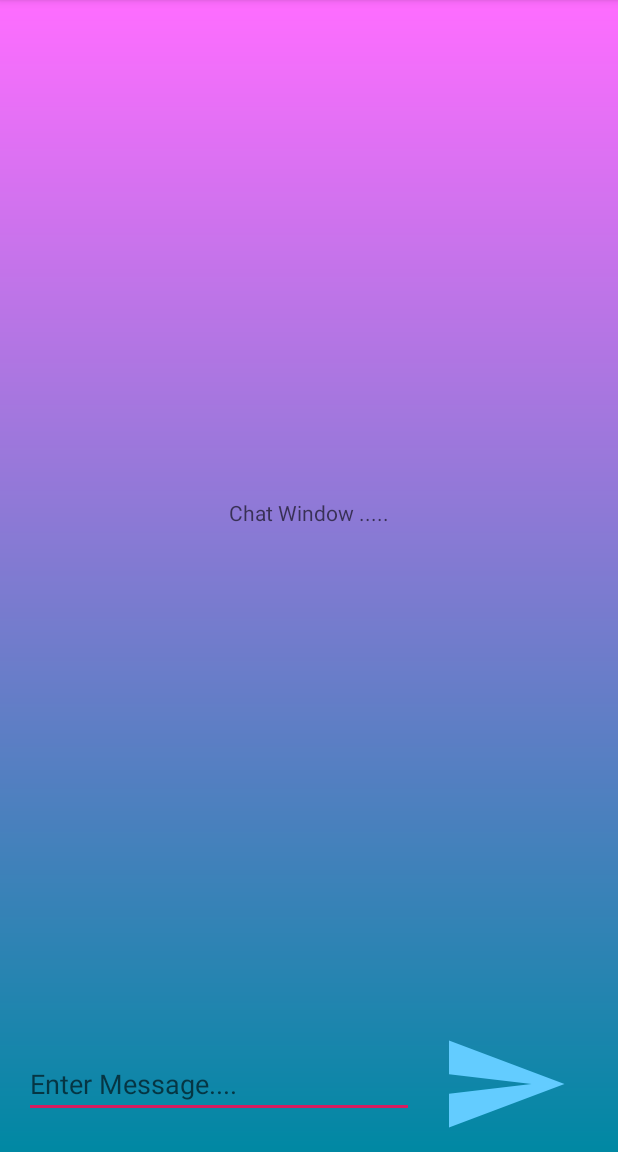
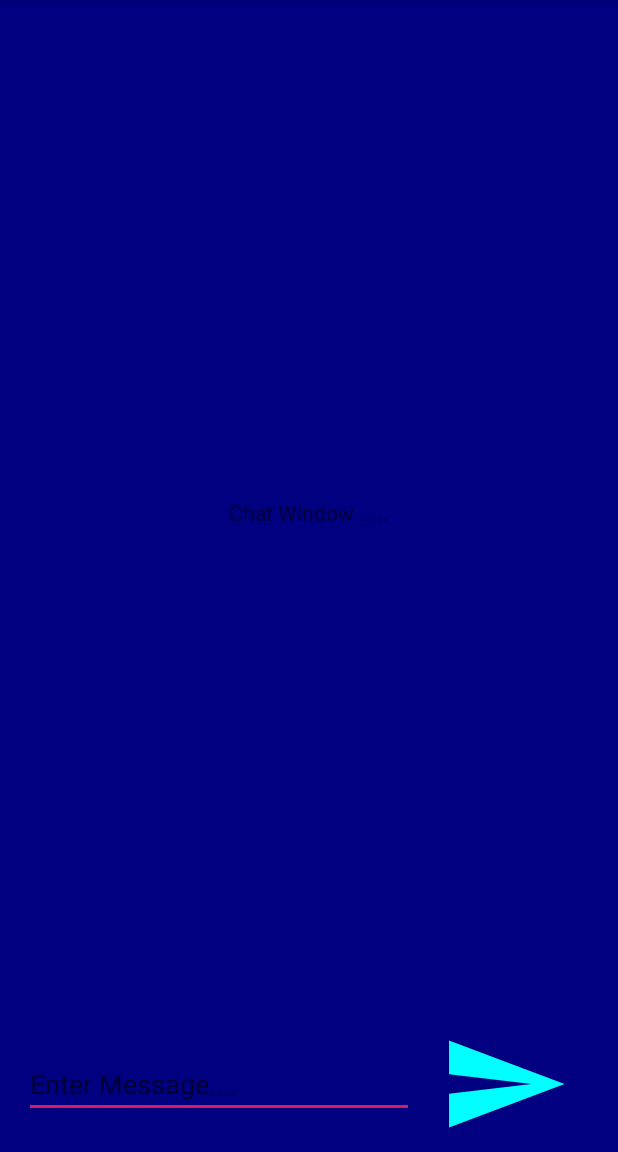
Before and after one commit to MayankBatra005/CSE-535, an Android app: the ChatScreen screen opened directly, with no data from a screen before it, on a phone screen of 412 x 824 dp, the part 84-1236 px from its top. Run offline under Robolectric (Android 15) with nearby library versions, the phone set to English and light mode, and no system bars.

Commit message:
Downgraded API level to work on API level 25 and did relevant changes for remving material colors

```diff
--- a/Assignment/Assignment 1/AndroidApplication/app/build.gradle
+++ b/Assignment/Assignment 1/AndroidApplication/app/build.gradle
@@ -5,7 +5,7 @@ android {
     buildToolsVersion "29.0.3"
     defaultConfig {
         applicationId "edu.asu.msse.mbatra3.covidtracker"
-        minSdkVersion 28
+        minSdkVersion 25
         targetSdkVersion 29
         versionCode 1
         versionName "1.0"
--- a/Assignment/Assignment 1/AndroidApplication/app/src/main/res/values/colors.xml
+++ b/Assignment/Assignment 1/AndroidApplication/app/src/main/res/values/colors.xml
@@ -1,25 +1,25 @@
 <?xml version="1.0" encoding="utf-8"?>
 <resources>
+    <color name="colorPrimary">#008577</color>
+    <color name="colorPrimaryDark">#00574B</color>
+    <color name="colorAccent">#D81B60</color>
+
+
 <!--    <color name="colorPrimary">#008577</color>-->
 <!--    <color name="colorPrimaryDark">#00574B</color>-->
 <!--    <color name="colorAccent">#D81B60</color>-->
-
-
-    <color name="colorPrimary">#008577</color>
-    <color name="colorPrimaryDark">#00574B</color>
-    <color name="colorAccent">#D81B60</color>
-    <color name="materialBlue">#63ccff</color>
-    <color name="materialDarkBlue">#006db3</color>
-    <color name="materialPurple">#975eff</color>
+    <color name="materialBlue">	#00FFFF</color>
+    <color name="materialDarkBlue">#000080</color>
+<!--    <color name="materialPurple">#975eff</color>-->
     <color name="white">#ffffff</color>
-    <color name="materialTeal">#62ebff</color>
-    <color name="materialPink">#ff6dff</color>
-    <color name="materialDarkPink">#b0003a</color>
-    <color name="materialDarkTeal">#0088a3</color>
-    <color name="materialLightBlue">#63a4ff</color>
-    <color name="materialDarkBluez">#1976d2</color>
-    <color name="black">#000015</color>
-    <color name="materialYellow">#ffff52</color>
-    <color name="materialMidYellow">#c7a500</color>
-    <color name="materialDarkYellow">#ffd600</color>
+    <color name="materialTeal">#000080</color>
+    <color name="materialPink">#000080</color>
+<!--    <color name="materialDarkPink">#b0003a</color>-->
+    <color name="materialDarkTeal">#000080</color>
+<!--    <color name="materialLightBlue">#63a4ff</color>-->
+<!--    <color name="materialDarkBluez">#1976d2</color>-->
+<!--    <color name="black">#000015</color>-->
+<!--    <color name="materialYellow">#ffff52</color>-->
+<!--    <color name="materialMidYellow">#c7a500</color>-->
+<!--    <color name="materialDarkYellow">#ffd600</color>-->
 </resources>
```
